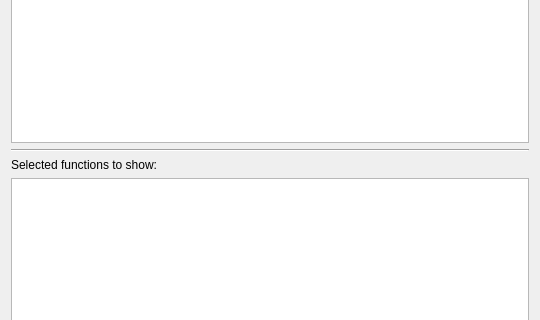
This is Cviewer/mainwindow.ui in fgrando/cview as Qt 5 draws it before an edit; both pictures show x 0 to 540 and y 160 to 480 of the 540 by 661 pixel window. The edited form follows.
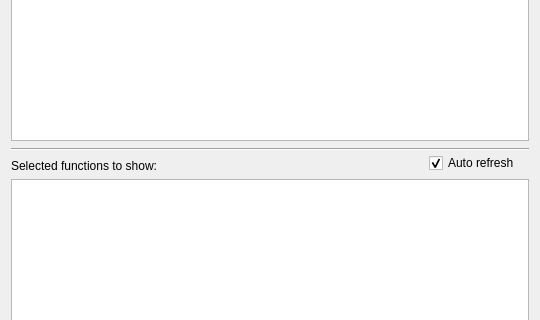
This is the edited form. Icons and pictures are not drawn.

```diff
--- a/Cviewer/mainwindow.ui
+++ b/Cviewer/mainwindow.ui
@@ -25,20 +25,62 @@
   </property>
   <widget class="QWidget" name="centralWidget">
    <layout class="QGridLayout" name="gridLayout">
-    <item row="4" column="0">
-     <widget class="QListWidget" name="listWidgetFunctions"/>
-    </item>
-    <item row="0" column="0">
+    <item row="0" column="0" colspan="2">
      <widget class="QLineEdit" name="lineEditRootPath"/>
     </item>
-    <item row="3" column="0">
+    <item row="1" column="0" colspan="2">
+     <widget class="QTreeView" name="fileSystemTreeView"/>
+    </item>
+    <item row="2" column="0" rowspan="2" colspan="2">
+     <widget class="Line" name="line">
+      <property name="orientation">
+       <enum>Qt::Horizontal</enum>
+      </property>
+     </widget>
+    </item>
+    <item row="3" column="1" rowspan="2">
+     <widget class="QCheckBox" name="checkBoxRefresh">
+      <property name="sizePolicy">
+       <sizepolicy hsizetype="Minimum" vsizetype="Minimum">
+        <horstretch>0</horstretch>
+        <verstretch>0</verstretch>
+       </sizepolicy>
+      </property>
+      <property name="maximumSize">
+       <size>
+        <width>100</width>
+        <height>16777215</height>
+       </size>
+      </property>
+      <property name="layoutDirection">
+       <enum>Qt::LeftToRight</enum>
+      </property>
+      <property name="text">
+       <string>Auto refresh</string>
+      </property>
+      <property name="checked">
+       <bool>true</bool>
+      </property>
+     </widget>
+    </item>
+    <item row="4" column="0">
      <widget class="QLabel" name="labelFunctions">
       <property name="text">
        <string>Selected functions to show:</string>
       </property>
      </widget>
     </item>
-    <item row="6" column="0">
+    <item row="5" column="0" colspan="2">
+     <widget class="QListWidget" name="listWidgetFunctions"/>
+    </item>
+    <item row="6" column="0" colspan="2">
+     <widget class="QLineEdit" name="lineEditFilter">
+      <property name="placeholderText">
+       <string>Filter (regular expression)</string>
+      </property>
+     </widget>
+    </item>
+    <item row="7" column="0" colspan="2">
      <layout class="QHBoxLayout" name="horizontalLayout">
       <item>
        <widget class="QPushButton" name="pushButtonAll">
@@ -56,23 +98,6 @@
       </item>
      </layout>
     </item>
-    <item row="1" column="0">
-     <widget class="QTreeView" name="fileSystemTreeView"/>
-    </item>
-    <item row="5" column="0">
-     <widget class="QLineEdit" name="lineEditFilter">
-      <property name="placeholderText">
-       <string>Filter (regular expression)</string>
-      </property>
-     </widget>
-    </item>
-    <item row="2" column="0">
-     <widget class="Line" name="line">
-      <property name="orientation">
-       <enum>Qt::Horizontal</enum>
-      </property>
-     </widget>
-    </item>
    </layout>
   </widget>
   <widget class="QMenuBar" name="menuBar">
```
Left out of the diff: 2 changed lines with no effect on the pictures.
